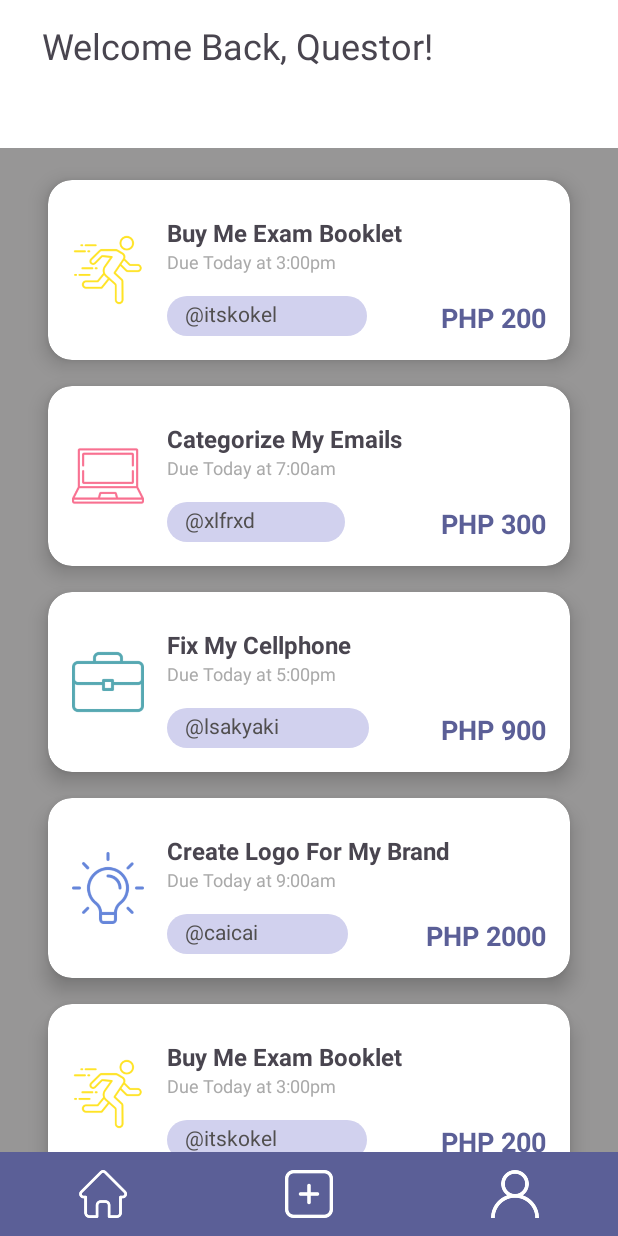
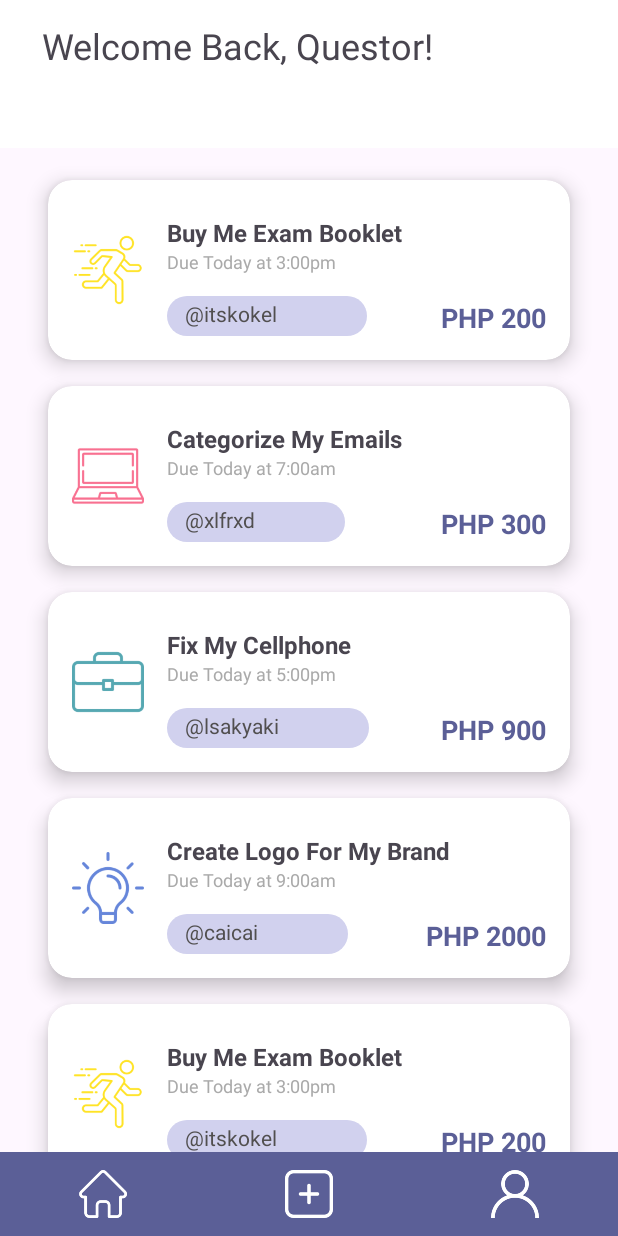
Before and after one commit to xlfrxd/Questify, an Android app: the screen it shows after launch (MainActivity), on a phone screen of 412 x 824 dp. Run offline under Robolectric (Android 15) with nearby library versions, the phone set to English and light mode, and no system bars.

Commit message:
Reverted placeholder background

```diff
--- a/app/src/main/res/layout/fragment_home.xml
+++ b/app/src/main/res/layout/fragment_home.xml
@@ -3,7 +3,6 @@
     xmlns:tools="http://schemas.android.com/tools"
     android:layout_width="match_parent"
     android:layout_height="match_parent"
-    android:background="@color/gray"
     tools:context=".HomeFragment">
 
     <!-- TODO: Update blank fragment layout -->
```
